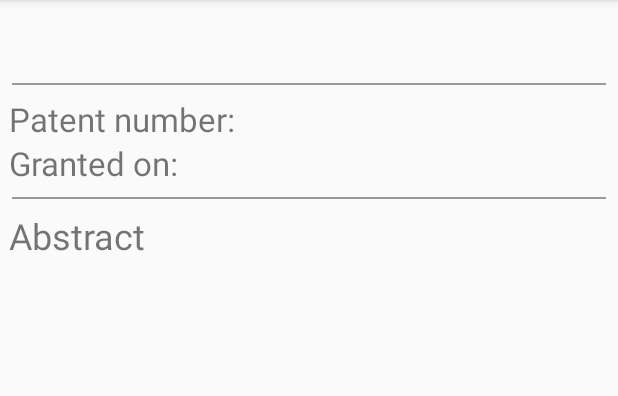
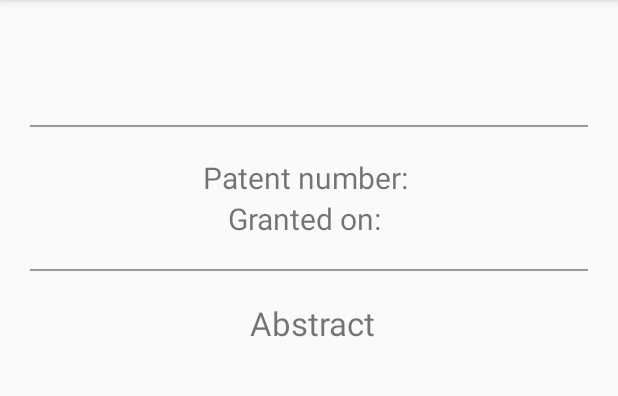
Before and after one commit to OSU-CS496-Sp2017/final-project-patent-search-app, an Android app: the PatentsViewItemDetailActivity screen opened directly, with no data from a screen before it, on a phone screen of 412 x 824 dp, the part 84-480 px from its top. Run offline under Robolectric (Android 15) with nearby library versions, the phone set to English and light mode, and no system bars; network calls fail; 5 statements that could not run were skipped.

Commit message:
Update patent view

```diff
--- a/app/src/main/res/layout/activity_search_result_detail.xml
+++ b/app/src/main/res/layout/activity_search_result_detail.xml
@@ -14,79 +14,81 @@
 
         <TextView
             android:id="@+id/tv_search_result_title"
-            android:layout_width="wrap_content"
+            android:layout_width="match_parent"
             android:layout_height="wrap_content"
             android:padding="6dp"
-            android:paddingTop="10dp"
+            android:layout_marginTop="16dp"
+            android:gravity="center_horizontal"
             android:textSize="26dp"/>
 
         <TextView
             android:layout_width="match_parent"
             android:layout_height="1sp"
-            android:layout_margin="8sp"
+            android:layout_margin="20sp"
             android:background="#999"/>
 
         <LinearLayout
-            android:layout_width="match_parent"
+            android:layout_width="wrap_content"
             android:layout_height="wrap_content"
-            android:orientation="horizontal">
+            android:orientation="horizontal"
+            android:layout_gravity="center_horizontal">
 
             <TextView
                 android:layout_width="wrap_content"
                 android:layout_height="wrap_content"
-                android:textSize="22sp"
-                android:paddingLeft="6sp"
+                android:textSize="20sp"
                 android:text="Patent number: "/>
 
             <TextView
                 android:id="@+id/tv_search_result_number"
                 android:layout_width="wrap_content"
                 android:layout_height="wrap_content"
-                android:textSize="22sp"/>
+                android:textSize="20sp"/>
 
         </LinearLayout>
 
         <LinearLayout
-            android:layout_width="match_parent"
+            android:layout_width="wrap_content"
             android:layout_height="wrap_content"
-            android:orientation="horizontal">
+            android:orientation="horizontal"
+            android:layout_gravity="center_horizontal">
 
             <TextView
                 android:layout_width="wrap_content"
                 android:layout_height="wrap_content"
-                android:textSize="22sp"
-                android:paddingLeft="6sp"
+                android:textSize="20sp"
                 android:text="Granted on: "/>
 
             <TextView
                 android:id="@+id/tv_search_result_date"
                 android:layout_width="wrap_content"
                 android:layout_height="wrap_content"
-                android:textSize="22sp"/>
+                android:textSize="20sp"/>
 
         </LinearLayout>
 
         <TextView
             android:layout_width="match_parent"
             android:layout_height="1sp"
-            android:layout_margin="8sp"
+            android:layout_margin="20sp"
             android:background="#999"/>
 
         <TextView
             android:layout_width="wrap_content"
             android:layout_height="wrap_content"
+            android:layout_gravity="center"
             android:text="Abstract"
-            android:textSize="24sp"
+            android:textSize="22sp"
             android:paddingLeft="6sp"/>
 
         <TextView
             android:id="@+id/tv_search_result_abstract"
             android:layout_width="wrap_content"
             android:layout_height="wrap_content"
-            android:paddingLeft="6sp"
-            android:paddingRight="6sp"
+            android:paddingLeft="16sp"
+            android:paddingRight="16sp"
             android:paddingTop="6sp"
-            android:textSize="20dp"/>
+            android:textSize="18dp"/>
 
     </LinearLayout>
 
```
